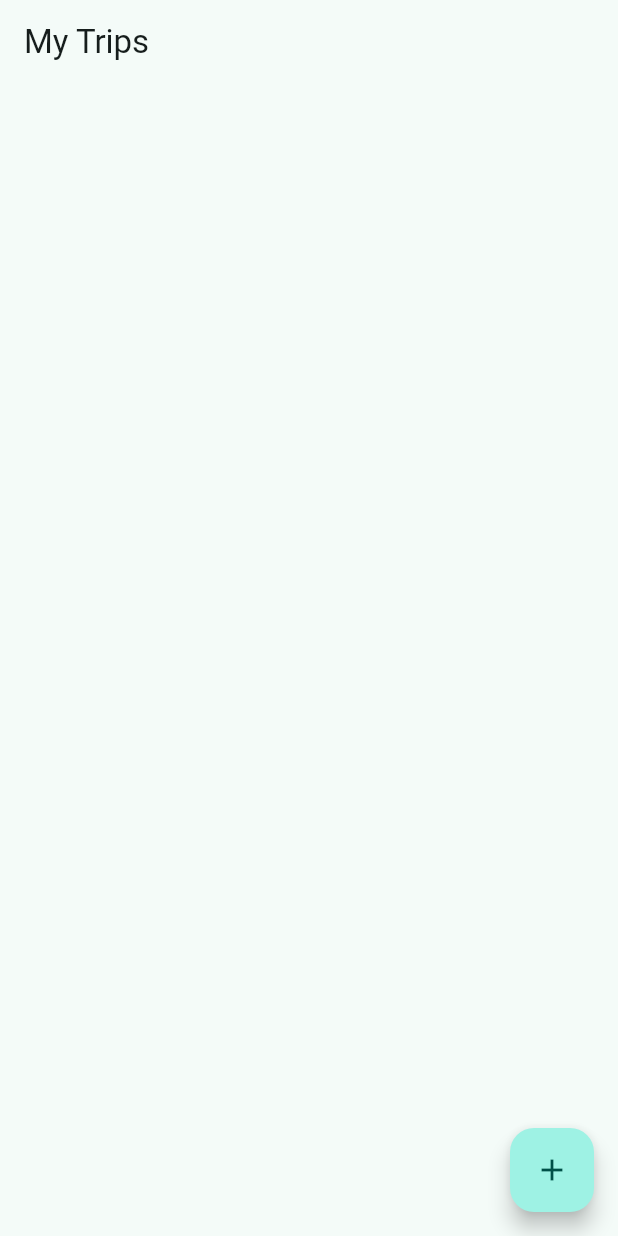
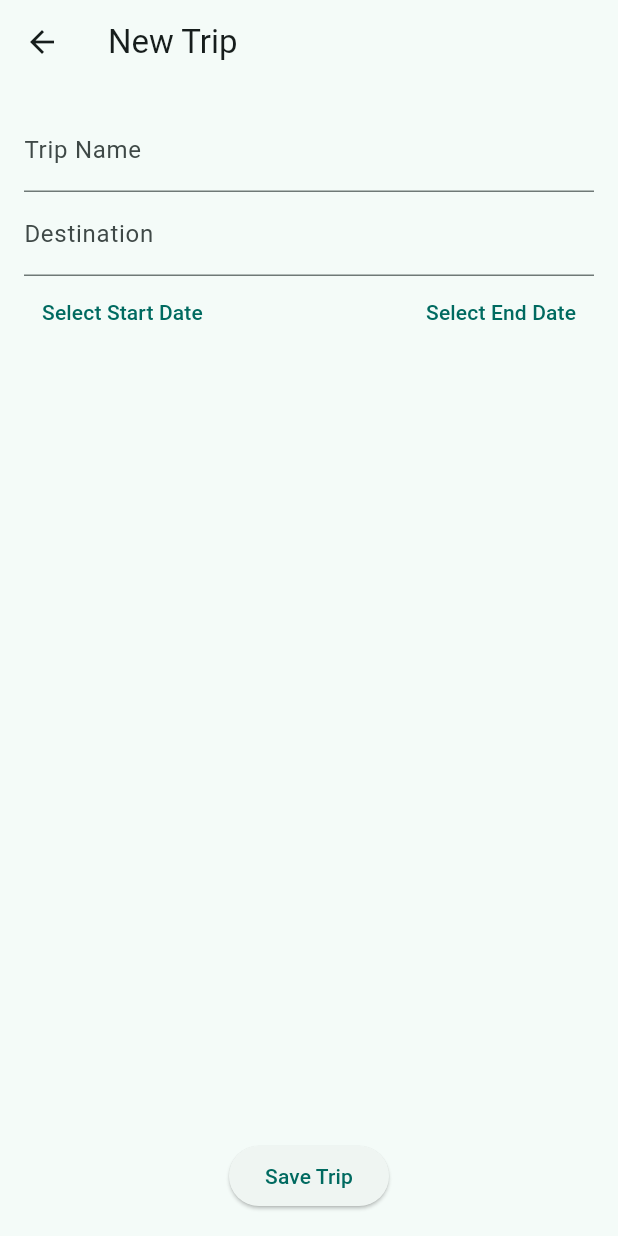
Before and after one commit to chloeschm/travel_expense_tracker, a Flutter app: the screen it shows after launch, after a tap on the "add" icon, on a phone screen of 412 x 824 dp. Run offline on Flutter 3.47's test engine with Material 3 defaults, Android fonts, the phone set to English and light mode, and no system bars.

Commit message:
creates add trip screen and hooks it up to home screen

```diff
--- a/travel_expense_tracker/lib/screens/add_trip.dart
+++ b/travel_expense_tracker/lib/screens/add_trip.dart
@@ -0,0 +1,130 @@
+import 'package:flutter/material.dart';
+import 'package:provider/provider.dart';
+import '../providers/trip_provider.dart';
+import 'package:intl/intl.dart';
+import '../models/trip.dart';
+
+class AddTripScreen extends StatefulWidget {
+  const AddTripScreen({super.key});
+
+  @override
+  State<AddTripScreen> createState() => _AddTripScreenState();
+}
+
+class _AddTripScreenState extends State<AddTripScreen> {
+  final _formKey = GlobalKey<FormState>();
+  final _nameController = TextEditingController();
+  final _destinationController = TextEditingController();
+  DateTime? _startDate;
+  DateTime? _endDate;
+
+  @override
+  void dispose() {
+    _nameController.dispose();
+    _destinationController.dispose();
+    super.dispose();
+  }
+
+  @override
+  Widget build(BuildContext context) {
+    return Scaffold(
+      appBar: AppBar(title: const Text('New Trip')),
+      body: Padding(
+        padding: const EdgeInsets.all(16.0),
+        child: Form(
+          key: _formKey,
+          child: Column(
+            children: [
+              TextFormField(
+                controller: _nameController,
+                decoration: const InputDecoration(labelText: 'Trip Name'),
+                validator: (value) {
+                  if (value == null || value.isEmpty) {
+                    return 'Please enter a trip name';
+                  }
+                  return null;
+                },
+              ),
+              TextFormField(
+                controller: _destinationController,
+                decoration: const InputDecoration(labelText: 'Destination'),
+                validator: (value) {
+                  if (value == null || value.isEmpty) {
+                    return 'Please enter a destination';
+                  }
+                  return null;
+                },
+              ),
+              Row(
+                mainAxisAlignment: MainAxisAlignment.spaceBetween,
+                children: [
+                  TextButton(
+                    onPressed: () async {
+                      final pickedDate = await showDatePicker(
+                        context: context,
+                        initialDate: DateTime.now(),
+                        firstDate: DateTime(2000),
+                        lastDate: DateTime(2100),
+                      );
+                      if (pickedDate != null) {
+                        setState(() {
+                          _startDate = pickedDate;
+                        });
+                      }
+                    },
+                    child: Text(
+                      _startDate == null
+                          ? 'Select Start Date'
+                          : 'Start: ${DateFormat('MMM d, y').format(_startDate!)}',
+                    ),
+                  ),
+                  TextButton(
+                    onPressed: () async {
+                      final pickedDate = await showDatePicker(
+                        context: context,
+                        initialDate: _startDate ?? DateTime.now(),
+                        firstDate: DateTime(2000),
+                        lastDate: DateTime(2100),
+                      );
+                      if (pickedDate != null) {
+                        setState(() {
+                          _endDate = pickedDate;
+                        });
+                      }
+                    },
+                    child: Text(
+                      _endDate == null
+                          ? 'Select End Date'
+                          : 'End: ${DateFormat('MMM d, y').format(_endDate!)}',
+                    ),
+                  ),
+                ],
+              ),
+              const Spacer(),
+              ElevatedButton(
+                onPressed: () {
+                  if (_formKey.currentState!.validate() && _startDate != null) {
+                    final newTrip = Trip(
+                      name: _nameController.text,
+                      destination: _destinationController.text,
+                      startDate: _startDate!,
+                      endDate: _endDate,
+                      budget: 0.0,
+                    );
+                    context.read<TripProvider>().addTrip(newTrip);
+                    Navigator.pop(context);
+                  } else if (_startDate == null) {
+                    ScaffoldMessenger.of(context).showSnackBar(
+                      const SnackBar(content: Text('Please select a start date')),
+                    );
+                  }
+                },
+                child: const Text('Save Trip'),
+              ),
+            ],
+          ),
+        ),
+      ),
+    );
+  }
+}
--- a/travel_expense_tracker/lib/screens/home.dart
+++ b/travel_expense_tracker/lib/screens/home.dart
@@ -2,6 +2,7 @@ import 'package:flutter/material.dart';
 import 'package:provider/provider.dart';
 import '../providers/trip_provider.dart';
 import 'package:intl/intl.dart';
+import 'add_trip.dart';
 
 class HomeScreen extends StatelessWidget {
   const HomeScreen({super.key});
@@ -30,7 +31,10 @@ class HomeScreen extends StatelessWidget {
       ),
       floatingActionButton: FloatingActionButton(
         onPressed: () {
-          // Navigate to add trip screen
+          Navigator.push(
+            context,
+            MaterialPageRoute(builder: (_) => const AddTripScreen()),
+          );
         },
         child: const Icon(Icons.add),
       ),
```
